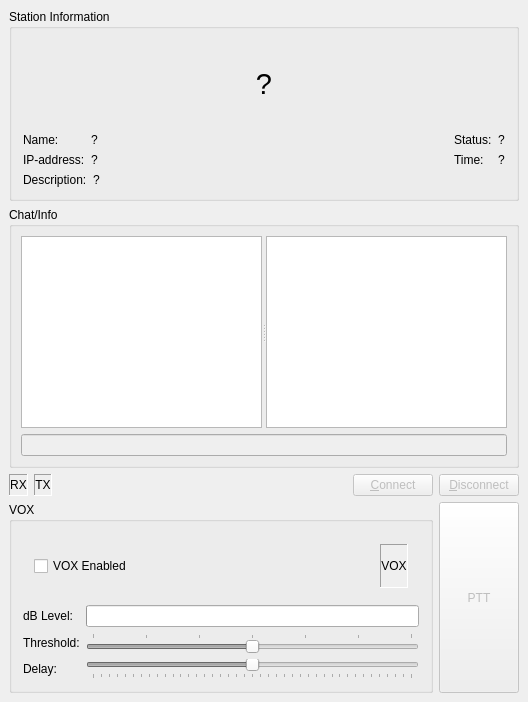
Before: the Qt Designer form src/qtel/ComDialogBase.ui in sm0svx/svxlink, drawn with Qt 5.
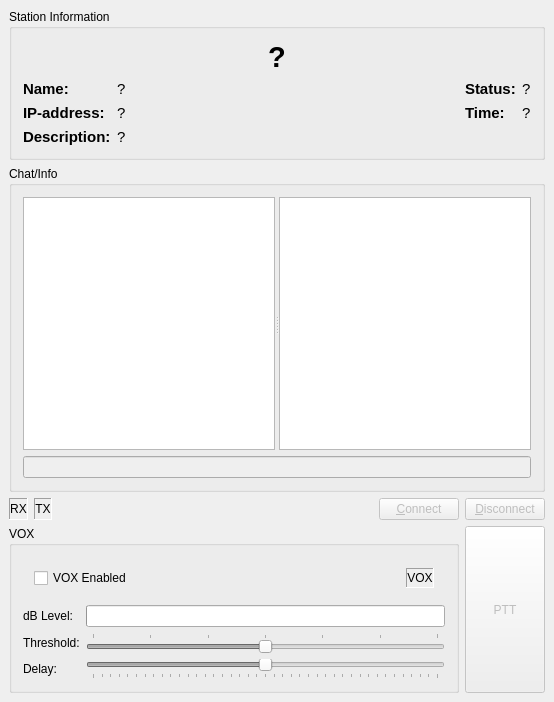
After: the same form once the commit is applied.

The edit to the form file:
```diff
--- a/src/qtel/ComDialogBase.ui
+++ b/src/qtel/ComDialogBase.ui
@@ -1,18 +1,16 @@
 <ui version="4.0" >
  <class>ComDialogBase</class>
- <widget class="QDialog" name="ComDialogBase" >
-  <property name="geometry" >
+ <widget class="QDialog" name="ComDialogBase">
+  <property name="geometry">
    <rect>
     <x>0</x>
     <y>0</y>
-    <width>528</width>
+    <width>554</width>
     <height>702</height>
    </rect>
   </property>
-  <property name="sizePolicy" >
-   <sizepolicy>
-    <hsizetype>0</hsizetype>
-    <vsizetype>0</vsizetype>
+  <property name="sizePolicy">
+   <sizepolicy hsizetype="Fixed" vsizetype="Fixed">
     <horstretch>0</horstretch>
     <verstretch>0</verstretch>
    </sizepolicy>
@@ -39,20 +37,18 @@
       <property name="spacing" >
        <number>6</number>
       </property>
-      <item row="0" column="0" colspan="2" >
-       <layout class="QHBoxLayout" >
-        <property name="margin" >
+      <item row="0" column="0" colspan="2">
+       <layout class="QHBoxLayout">
+        <property name="spacing">
+         <number>6</number>
+        </property>
+        <property name="margin">
          <number>11</number>
         </property>
-        <property name="spacing" >
-         <number>6</number>
-        </property>
         <item>
-         <widget class="QCheckBox" name="vox_enabled_checkbox" >
-          <property name="sizePolicy" >
-           <sizepolicy>
-            <hsizetype>0</hsizetype>
-            <vsizetype>0</vsizetype>
+         <widget class="QCheckBox" name="vox_enabled_checkbox">
+          <property name="sizePolicy">
+           <sizepolicy hsizetype="Fixed" vsizetype="Fixed">
             <horstretch>0</horstretch>
             <verstretch>0</verstretch>
            </sizepolicy>
@@ -209,10 +205,8 @@
      <property name="enabled" >
       <bool>false</bool>
      </property>
-     <property name="sizePolicy" >
-      <sizepolicy>
-       <hsizetype>5</hsizetype>
-       <vsizetype>5</vsizetype>
+     <property name="sizePolicy">
+      <sizepolicy hsizetype="Preferred" vsizetype="Preferred">
        <horstretch>0</horstretch>
        <verstretch>0</verstretch>
       </sizepolicy>
@@ -225,44 +219,38 @@
      </property>
     </widget>
    </item>
-   <item row="1" column="0" colspan="2" >
-    <widget class="QGroupBox" name="groupBox_2" >
-     <property name="title" >
+   <item row="1" column="0" colspan="2">
+    <widget class="QGroupBox" name="groupBox_2">
+     <property name="sizePolicy">
+      <sizepolicy hsizetype="Preferred" vsizetype="Expanding">
+       <horstretch>0</horstretch>
+       <verstretch>0</verstretch>
+      </sizepolicy>
+     </property>
+     <property name="title">
       <string>Chat/Info</string>
      </property>
-     <layout class="QVBoxLayout" >
-      <property name="margin" >
-       <number>9</number>
-      </property>
-      <property name="spacing" >
-       <number>6</number>
-      </property>
+     <layout class="QVBoxLayout" name="verticalLayout">
       <item>
-       <widget class="QSplitter" name="splitter" >
-        <property name="orientation" >
+       <widget class="QSplitter" name="splitter_2">
+        <property name="orientation">
          <enum>Qt::Horizontal</enum>
         </property>
-        <widget class="QTextEdit" name="chat_incoming" >
-         <property name="focusPolicy" >
-          <enum>Qt::NoFocus</enum>
-         </property>
-         <property name="readOnly" >
-          <bool>true</bool>
+        <widget class="QTextBrowser" name="chat_incoming">
+         <property name="focusPolicy">
+          <enum>Qt::ClickFocus</enum>
          </property>
         </widget>
-        <widget class="QTextEdit" name="info_incoming" >
-         <property name="focusPolicy" >
-          <enum>Qt::NoFocus</enum>
-         </property>
-         <property name="readOnly" >
-          <bool>true</bool>
+        <widget class="QTextBrowser" name="info_incoming">
+         <property name="focusPolicy">
+          <enum>Qt::ClickFocus</enum>
          </property>
         </widget>
        </widget>
       </item>
       <item>
-       <widget class="QLineEdit" name="chat_outgoing" >
-        <property name="enabled" >
+       <widget class="QLineEdit" name="chat_outgoing">
+        <property name="enabled">
          <bool>false</bool>
         </property>
        </widget>
@@ -270,17 +258,17 @@
      </layout>
     </widget>
    </item>
-   <item row="2" column="0" colspan="2" >
-    <layout class="QHBoxLayout" >
-     <property name="margin" >
-      <number>0</number>
-     </property>
-     <property name="spacing" >
+   <item row="2" column="0" colspan="2">
+    <layout class="QHBoxLayout">
+     <property name="spacing">
       <number>6</number>
      </property>
+     <property name="margin">
+      <number>0</number>
+     </property>
      <item>
-      <widget class="QLabel" name="rx_indicator" >
-       <property name="autoFillBackground" >
+      <widget class="QLabel" name="rx_indicator">
+       <property name="autoFillBackground">
         <bool>true</bool>
        </property>
        <property name="frameShape" >
@@ -304,8 +292,8 @@
       </widget>
      </item>
      <item>
-      <widget class="QLabel" name="tx_indicator" >
-       <property name="autoFillBackground" >
+      <widget class="QLabel" name="tx_indicator">
+       <property name="autoFillBackground">
         <bool>true</bool>
        </property>
        <property name="frameShape" >
@@ -345,8 +333,8 @@
       </spacer>
      </item>
      <item>
-      <widget class="QPushButton" name="connect_button" >
-       <property name="enabled" >
+      <widget class="QPushButton" name="connect_button">
+       <property name="enabled">
         <bool>false</bool>
        </property>
        <property name="text" >
@@ -358,8 +346,8 @@
       </widget>
      </item>
      <item>
-      <widget class="QPushButton" name="disconnect_button" >
-       <property name="enabled" >
+      <widget class="QPushButton" name="disconnect_button">
+       <property name="enabled">
         <bool>false</bool>
        </property>
        <property name="text" >
@@ -380,18 +368,14 @@
      <property name="title" >
       <string>Station Information</string>
      </property>
-     <layout class="QGridLayout" >
-      <property name="margin" >
-       <number>11</number>
-      </property>
-      <property name="spacing" >
-       <number>6</number>
-      </property>
-      <item row="0" column="0" colspan="3" >
-       <widget class="QLabel" name="call" >
-        <property name="font" >
+     <layout class="QVBoxLayout" name="verticalLayout_2">
+      <item>
+       <widget class="QLabel" name="call">
+        <property name="font">
          <font>
           <pointsize>22</pointsize>
+          <weight>75</weight>
+          <bold>true</bold>
          </font>
         </property>
         <property name="text" >
@@ -405,35 +389,18 @@
         </property>
        </widget>
       </item>
-      <item row="1" column="0" >
-       <layout class="QGridLayout" >
-        <property name="margin" >
-         <number>0</number>
-        </property>
-        <property name="spacing" >
-         <number>6</number>
-        </property>
-        <item row="1" column="0" >
-         <widget class="QLabel" name="ip_address_label" >
-          <property name="sizePolicy" >
-           <sizepolicy>
-            <hsizetype>0</hsizetype>
-            <vsizetype>0</vsizetype>
-            <horstretch>0</horstretch>
-            <verstretch>0</verstretch>
-           </sizepolicy>
+      <item>
+       <layout class="QGridLayout" name="gridLayout2">
+        <item row="0" column="0">
+         <widget class="QLabel" name="TextLabel4">
+          <property name="font">
+           <font>
+            <pointsize>11</pointsize>
+            <weight>75</weight>
+            <bold>true</bold>
+           </font>
           </property>
-          <property name="text" >
-           <string>IP-address:</string>
-          </property>
-          <property name="wordWrap" >
-           <bool>false</bool>
-          </property>
-         </widget>
-        </item>
-        <item row="0" column="0" >
-         <widget class="QLabel" name="TextLabel4" >
-          <property name="text" >
+          <property name="text">
            <string>Name:</string>
           </property>
           <property name="wordWrap" >
@@ -441,27 +408,20 @@
           </property>
          </widget>
         </item>
-        <item row="1" column="1" >
-         <widget class="QLabel" name="ip_address" >
-          <property name="sizePolicy" >
-           <sizepolicy>
-            <hsizetype>0</hsizetype>
-            <vsizetype>0</vsizetype>
+        <item row="0" column="1">
+         <widget class="QLabel" name="name_label">
+          <property name="sizePolicy">
+           <sizepolicy hsizetype="Expanding" vsizetype="Preferred">
             <horstretch>0</horstretch>
             <verstretch>0</verstretch>
            </sizepolicy>
           </property>
-          <property name="text" >
-           <string>?</string>
+          <property name="font">
+           <font>
+            <pointsize>11</pointsize>
+           </font>
           </property>
-          <property name="wordWrap" >
-           <bool>false</bool>
-          </property>
-         </widget>
-        </item>
-        <item row="0" column="1" >
-         <widget class="QLabel" name="name_label" >
-          <property name="text" >
+          <property name="text">
            <string>?</string>
           </property>
           <property name="wordWrap" >
@@ -469,97 +429,22 @@
           </property>
          </widget>
         </item>
-       </layout>
-      </item>
-      <item row="1" column="1" >
-       <spacer>
-        <property name="orientation" >
-         <enum>Qt::Horizontal</enum>
-        </property>
-        <property name="sizeType" >
-         <enum>QSizePolicy::Expanding</enum>
-        </property>
-        <property name="sizeHint" >
-         <size>
-          <width>20</width>
-          <height>20</height>
-         </size>
-        </property>
-       </spacer>
-      </item>
-      <item row="1" column="2" >
-       <layout class="QGridLayout" >
-        <property name="margin" >
-         <number>0</number>
-        </property>
-        <property name="spacing" >
-         <number>6</number>
-        </property>
-        <item row="0" column="1" >
-         <widget class="QLabel" name="status" >
-          <property name="sizePolicy" >
-           <sizepolicy>
-            <hsizetype>0</hsizetype>
-            <vsizetype>0</vsizetype>
+        <item row="0" column="2">
+         <widget class="QLabel" name="status_label">
+          <property name="sizePolicy">
+           <sizepolicy hsizetype="Fixed" vsizetype="Fixed">
             <horstretch>0</horstretch>
             <verstretch>0</verstretch>
            </sizepolicy>
           </property>
-          <property name="text" >
-           <string>?</string>
+          <property name="font">
+           <font>
+            <pointsize>11</pointsize>
+            <weight>75</weight>
+            <bold>true</bold>
+           </font>
           </property>
-          <property name="wordWrap" >
-           <bool>false</bool>
-          </property>
-         </widget>
-        </item>
-        <item row="1" column="0" >
-         <widget class="QLabel" name="time_label" >
-          <property name="sizePolicy" >
-           <sizepolicy>
-            <hsizetype>0</hsizetype>
-            <vsizetype>0</vsizetype>
-            <horstretch>0</horstretch>
-            <verstretch>0</verstretch>
-           </sizepolicy>
-          </property>
-          <property name="text" >
-           <string>Time:</string>
-          </property>
-          <property name="wordWrap" >
-           <bool>false</bool>
-          </property>
-         </widget>
-        </item>
-        <item row="1" column="1" >
-         <widget class="QLabel" name="time" >
-          <property name="sizePolicy" >
-           <sizepolicy>
-            <hsizetype>0</hsizetype>
-            <vsizetype>0</vsizetype>
-            <horstretch>0</horstretch>
-            <verstretch>0</verstretch>
-           </sizepolicy>
-          </property>
-          <property name="text" >
-           <string>?</string>
-          </property>
-          <property name="wordWrap" >
-           <bool>false</bool>
-          </property>
-         </widget>
-        </item>
-        <item row="0" column="0" >
-         <widget class="QLabel" name="status_label" >
-          <property name="sizePolicy" >
-           <sizepolicy>
-            <hsizetype>0</hsizetype>
-            <vsizetype>0</vsizetype>
-            <horstretch>0</horstretch>
-            <verstretch>0</verstretch>
-           </sizepolicy>
-          </property>
-          <property name="text" >
+          <property name="text">
            <string>Status:</string>
           </property>
           <property name="wordWrap" >
@@ -567,27 +452,131 @@
           </property>
          </widget>
         </item>
-       </layout>
-      </item>
-      <item row="2" column="0" >
-       <layout class="QHBoxLayout" >
-        <property name="margin" >
-         <number>0</number>
-        </property>
-        <property name="spacing" >
-         <number>6</number>
-        </property>
-        <item>
-         <widget class="QLabel" name="description_label" >
-          <property name="sizePolicy" >
-           <sizepolicy>
-            <hsizetype>0</hsizetype>
-            <vsizetype>0</vsizetype>
+        <item row="0" column="3">
+         <widget class="QLabel" name="status">
+          <property name="sizePolicy">
+           <sizepolicy hsizetype="Fixed" vsizetype="Fixed">
             <horstretch>0</horstretch>
             <verstretch>0</verstretch>
            </sizepolicy>
           </property>
-          <property name="text" >
+          <property name="font">
+           <font>
+            <pointsize>11</pointsize>
+           </font>
+          </property>
+          <property name="text">
+           <string>?</string>
+          </property>
+          <property name="wordWrap">
+           <bool>false</bool>
+          </property>
+         </widget>
+        </item>
+        <item row="1" column="0">
+         <widget class="QLabel" name="ip_address_label">
+          <property name="sizePolicy">
+           <sizepolicy hsizetype="Fixed" vsizetype="Fixed">
+            <horstretch>0</horstretch>
+            <verstretch>0</verstretch>
+           </sizepolicy>
+          </property>
+          <property name="font">
+           <font>
+            <pointsize>11</pointsize>
+            <weight>75</weight>
+            <bold>true</bold>
+           </font>
+          </property>
+          <property name="text">
+           <string>IP-address:</string>
+          </property>
+          <property name="wordWrap">
+           <bool>false</bool>
+          </property>
+         </widget>
+        </item>
+        <item row="1" column="1">
+         <widget class="QLabel" name="ip_address">
+          <property name="sizePolicy">
+           <sizepolicy hsizetype="Expanding" vsizetype="Fixed">
+            <horstretch>0</horstretch>
+            <verstretch>0</verstretch>
+           </sizepolicy>
+          </property>
+          <property name="font">
+           <font>
+            <pointsize>11</pointsize>
+           </font>
+          </property>
+          <property name="text">
+           <string>?</string>
+          </property>
+          <property name="wordWrap">
+           <bool>false</bool>
+          </property>
+         </widget>
+        </item>
+        <item row="1" column="2">
+         <widget class="QLabel" name="time_label">
+          <property name="sizePolicy">
+           <sizepolicy hsizetype="Fixed" vsizetype="Fixed">
+            <horstretch>0</horstretch>
+            <verstretch>0</verstretch>
+           </sizepolicy>
+          </property>
+          <property name="font">
+           <font>
+            <pointsize>11</pointsize>
+            <weight>75</weight>
+            <bold>true</bold>
+           </font>
+          </property>
+          <property name="text">
+           <string>Time:</string>
+          </property>
+          <property name="wordWrap">
+           <bool>false</bool>
+          </property>
+         </widget>
+        </item>
+        <item row="1" column="3">
+         <widget class="QLabel" name="time">
+          <property name="sizePolicy">
+           <sizepolicy hsizetype="Fixed" vsizetype="Fixed">
+            <horstretch>0</horstretch>
+            <verstretch>0</verstretch>
+           </sizepolicy>
+          </property>
+          <property name="font">
+           <font>
+            <pointsize>11</pointsize>
+           </font>
+          </property>
+          <property name="text">
+           <string>?</string>
+          </property>
+          <property name="wordWrap">
+           <bool>false</bool>
+          </property>
+         </widget>
+        </item>
+        <item row="2" column="0">
+         <widget class="QLabel" name="description_label">
+          <property name="sizePolicy">
+           <sizepolicy hsizetype="Fixed" vsizetype="Fixed">
+            <horstretch>0</horstretch>
+            <verstretch>0</verstretch>
+           </sizepolicy>
+          </property>
+          <property name="font">
+           <font>
+            <pointsize>11</pointsize>
+            <weight>75</weight>
+            <bold>true</bold>
+           </font>
+          </property>
+          <property name="text">
            <string>Description:</string>
           </property>
           <property name="wordWrap" >
@@ -595,17 +584,20 @@
           </property>
          </widget>
         </item>
-        <item>
-         <widget class="QLabel" name="description" >
-          <property name="sizePolicy" >
-           <sizepolicy>
-            <hsizetype>0</hsizetype>
-            <vsizetype>0</vsizetype>
+        <item row="2" column="1" colspan="3">
+         <widget class="QLabel" name="description">
+          <property name="sizePolicy">
+           <sizepolicy hsizetype="Expanding" vsizetype="Fixed">
             <horstretch>0</horstretch>
             <verstretch>0</verstretch>
            </sizepolicy>
           </property>
-          <property name="text" >
+          <property name="font">
+           <font>
+            <pointsize>11</pointsize>
+           </font>
+          </property>
+          <property name="text">
            <string>?</string>
           </property>
           <property name="wordWrap" >
@@ -620,7 +612,7 @@
    </item>
   </layout>
  </widget>
- <layoutdefault spacing="6" margin="11" />
+ <layoutdefault spacing="6" margin="11"/>
  <tabstops>
   <tabstop>connect_button</tabstop>
   <tabstop>disconnect_button</tabstop>
```
Left out of the diff: 198 changed lines with no effect on the pictures.
